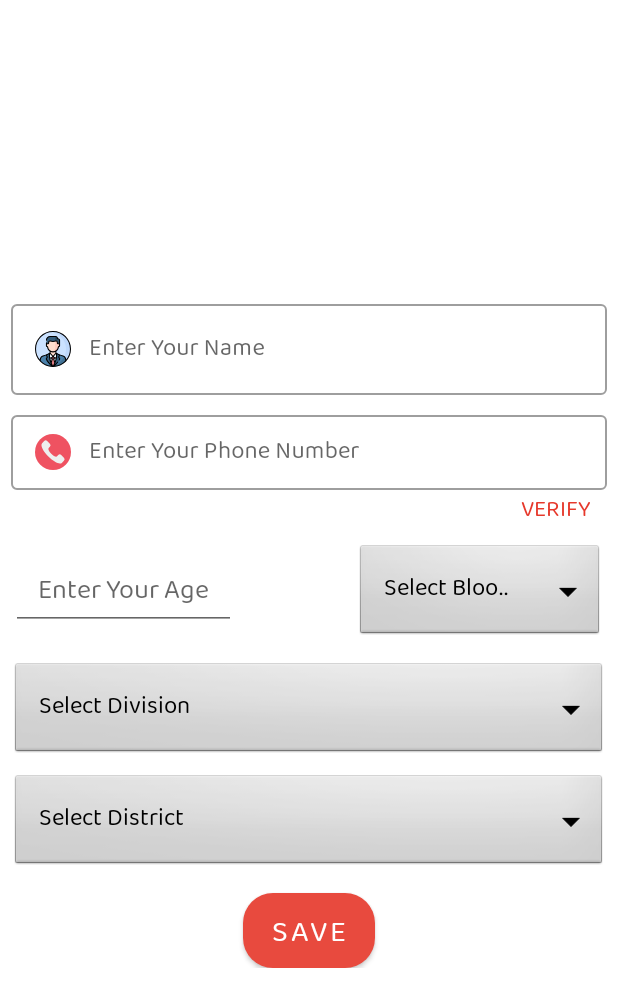
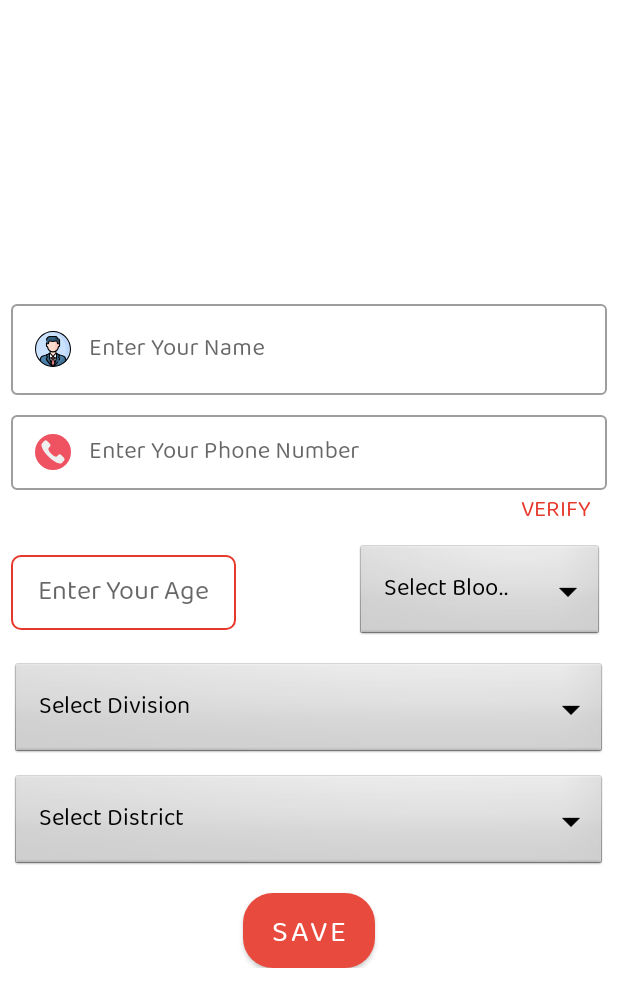
Before and after one commit to SanajitBhunia/DonorHub, an Android app: the screen it shows after launch once a user with an empty profile is signed in (DonorDetails), after a tap on "DONATE BLOOD", on a phone screen of 412 x 824 dp. Shown: the top 1007 px of the screen. Run offline under Robolectric (Android 15) with nearby library versions, the phone set to English and light mode, and no system bars; our stand-ins replace Firebase (no records; nobody signed in at launch, a user with empty details on screens opened directly); 4 statements that could not run were skipped.

Commit message:
minor changes1

```diff
--- a/app/src/main/res/layout/donor_details.xml
+++ b/app/src/main/res/layout/donor_details.xml
@@ -96,6 +96,7 @@
                 android:hint="Enter Your Age"
                 android:inputType="number"
                 android:gravity="center"
+                android:background="@drawable/bg_text_color"
                />
 
             <Spinner
```
